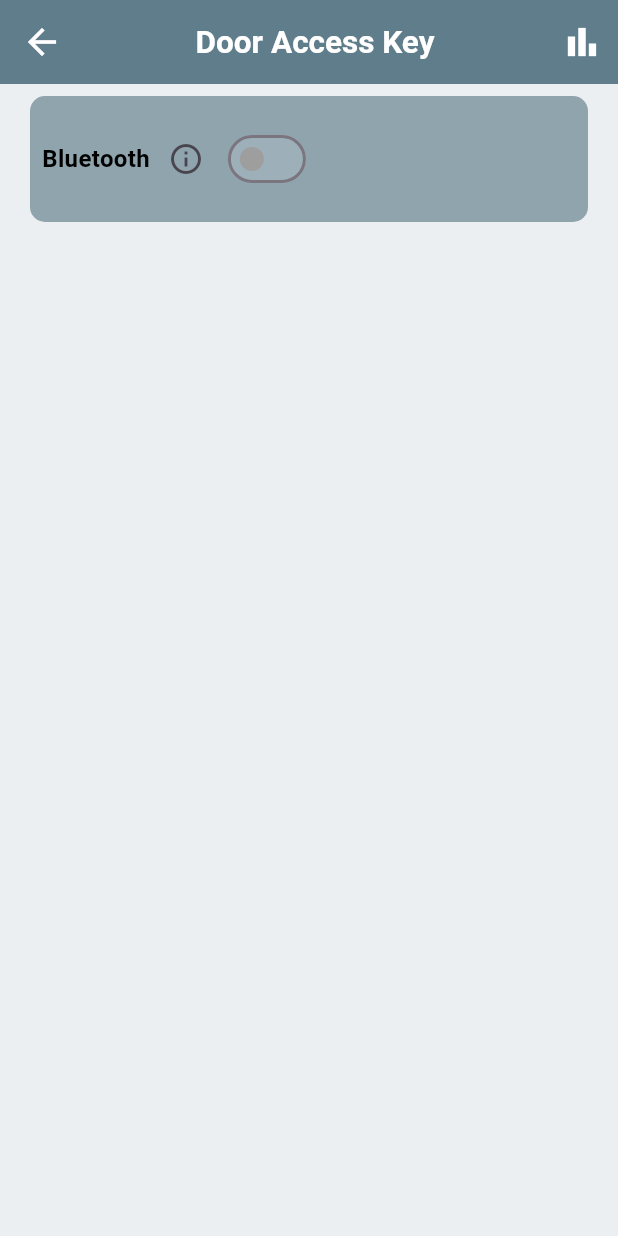
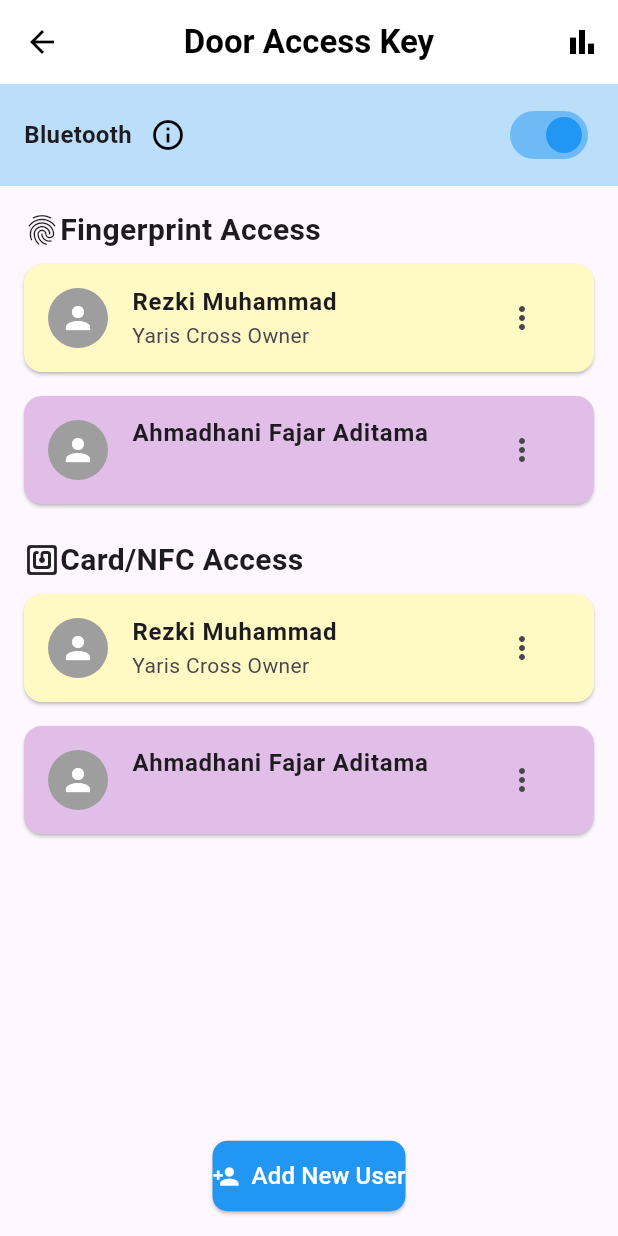
Before and after one commit to ahmadhaniFajarAditama/register_id, a Flutter app: the screen it shows after launch, on a phone screen of 412 x 824 dp. Run offline on Flutter 3.47's test engine with Material 3 defaults, Android fonts, the phone set to English and light mode, and no system bars; our stand-ins replace flutter_bloc; missing offline and left inert: d_input.

Commit message:
edit halaman 1

```diff
--- /dev/null
+++ b/lib/bloc/user_bloc.dart
@@ -0,0 +1,20 @@
+import 'package:flutter/material.dart';
+import 'package:flutter_bloc/flutter_bloc.dart';
+import 'package:register_id/models/user.dart';
+
+part 'user_event.dart';
+part 'user_state.dart';
+
+class UserBloc extends Bloc<UserEvent, UserState> {
+  UserBloc() : super(const UserInitial([])) {
+    on<OnAddUser>((event, emit) {
+      User newUser = event.newUser;
+      emit(
+        UserAdded(
+          [...state.users,newUser],
+        ),
+      );
+    }
+    );
+  }
+}
--- /dev/null
+++ b/lib/bloc/user_event.dart
@@ -0,0 +1,10 @@
+part of 'user_bloc.dart';
+
+@immutable
+sealed class UserEvent {}
+
+class OnAddUser extends UserEvent{
+  final User newUser;
+
+  OnAddUser(this.newUser);
+}
--- a/lib/main.dart
+++ b/lib/main.dart
@@ -1,5 +1,6 @@
 import 'package:flutter/material.dart';
 import 'package:register_id/home.dart';
+import 'package:register_id/pages/user_page.dart';
 
 void main() {
   runApp(const MyApp());
@@ -32,7 +33,7 @@ class MyApp extends StatelessWidget {
         colorScheme: ColorScheme.fromSeed(seedColor: Colors.deepPurple),
         useMaterial3: true,
       ),
-      home: const Register(),
+      home: UserPage(),
     );
   }
 }
--- /dev/null
+++ b/lib/models/user.dart
@@ -0,0 +1,6 @@
+class User {
+  // final String name;
+  // final String car;
+
+  // Todo(this.name, this.car);
+}
--- /dev/null
+++ b/lib/pages/user_page.dart
@@ -0,0 +1,149 @@
+import 'package:flutter/material.dart';
+import 'package:register_id/widgets/user_card.dart';
+
+class UserPage extends StatefulWidget {
+  const UserPage({super.key});
+
+  @override
+  State<UserPage> createState() => _UserPageState();
+}
+
+class _UserPageState extends State<UserPage> {
+  @override
+  Widget build(BuildContext context) {
+     return Scaffold(
+      appBar: AppBar(
+        backgroundColor: Colors.white,
+        elevation: 0,
+        leading: IconButton(
+          icon: const Icon(Icons.arrow_back, color: Colors.black),
+          onPressed: () {},
+        ),
+        title: const Text(
+          'Door Access Key',
+          style: TextStyle(
+            color: Colors.black,
+            fontWeight: FontWeight.bold,
+          ),
+        ),
+        centerTitle: true,
+        actions: [
+          IconButton(
+            icon: const Icon(Icons.bar_chart, color: Colors.black),
+            onPressed: () {},
+          ),
+        ],
+      ),
+      body: Column(
+        children: [
+          // Bluetooth Toggle Section
+          Container(
+            color: Colors.blue.shade100,
+            padding: const EdgeInsets.symmetric(horizontal: 16.0, vertical: 10.0),
+            child: Row(
+              mainAxisAlignment: MainAxisAlignment.spaceBetween,
+              children: [
+                Row(
+                  children: [
+                    const Text(
+                      'Bluetooth',
+                      style: TextStyle(fontWeight: FontWeight.bold, fontSize: 16),
+                    ),
+                    IconButton(
+                      icon: const Icon(Icons.info_outline, color: Colors.black),
+                      onPressed: () {},
+                    ),
+                  ],
+                ),
+                Switch(
+                  value: true,
+                  onChanged: (value) {},
+                  activeColor: Colors.blue,
+                ),
+              ],
+            ),
+          ),
+
+          // Fingerprint Access Section
+          const SizedBox(
+            height: 15.0,
+          ),
+          Expanded(
+            child: ListView(
+              padding: const EdgeInsets.symmetric(horizontal: 16.0),
+              children: [
+                const Row(
+                  children: [
+                    Icon(Icons.fingerprint_rounded),
+                    Text(
+                      'Fingerprint Access',
+                      style: TextStyle(
+                        fontWeight: FontWeight.bold,
+                        fontSize: 20.0
+                      ),
+                    ),
+                  ],
+                ),
+                UserCard(
+                  name: 'Rezki Muhammad',
+                  description: 'Yaris Cross Owner',
+                  color: Colors.yellow.shade100,
+                ),
+                UserCard(
+                  name: 'Ahmadhani Fajar Aditama',
+                  description: '',
+                  color: Colors.purple.shade100,
+                ),
+                const SizedBox(
+                  height: 15.0,
+                ),
+                const Row(
+                  children: [
+                    Icon(Icons.nfc_rounded),
+                    Text(
+                      'Card/NFC Access',
+                      style: TextStyle(
+                        fontWeight: FontWeight.bold,
+                        fontSize: 20.0
+                      ),
+                    ),
+                  ],
+                ),
+                UserCard(
+                  name: 'Rezki Muhammad',
+                  description: 'Yaris Cross Owner',
+                  color: Colors.yellow.shade100,
+                ),
+                UserCard(
+                  name: 'Ahmadhani Fajar Aditama',
+                  description: '',
+                  color: Colors.purple.shade100,
+                ),
+              ],
+            ),
+          ),
+
+          // Add New User Button
+          Padding(
+            padding: const EdgeInsets.all(16.0),
+            child: ElevatedButton.icon(
+              style: ElevatedButton.styleFrom(
+                backgroundColor: Colors.blue,
+                padding: const EdgeInsets.symmetric(vertical: 12.0),
+                shape: RoundedRectangleBorder(
+                  borderRadius: BorderRadius.circular(10.0),
+                ),
+              ),
+              onPressed: () {},
+              icon: const Icon(Icons.person_add, color: Colors.white),
+              label: const Text(
+                'Add New User',
+                style: TextStyle(color: Colors.white, fontSize: 16),
+              ),
+            ),
+          ),
+        ],
+      ),
+    );
+  }
+}
--- /dev/null
+++ b/lib/widgets/user_card.dart
@@ -0,0 +1,68 @@
+import 'package:flutter/material.dart';
+
+class UserCard extends StatelessWidget {
+  final String name;
+  final String description;
+  final Color color;
+
+  const UserCard({
+    required this.name,
+    required this.description,
+    required this.color,
+    super.key,
+  });
+
+  @override
+  Widget build(BuildContext context) {
+    return Card(
+      color: color,
+      margin: const EdgeInsets.symmetric(vertical: 8.0),
+      child: ListTile(
+        leading: const CircleAvatar(
+          backgroundColor: Colors.grey,
+          child: Icon(Icons.person, color: Colors.white),
+        ),
+        title: Text(
+          name,
+          style: const TextStyle(fontWeight: FontWeight.bold),
+        ),
+        subtitle: Text(description),
+        trailing: PopupMenuButton<int>(
+          icon: const Icon(Icons.more_vert),
+          onSelected: (value) {
+            // Handle the selected action
+            if (value == 1) {
+              // Action for Edit
+              print('Edit selected');
+            } else if (value == 2) {
+              // Action for Delete
+              print('Delete selected');
+            }
+          },
+          itemBuilder: (context) => [
+            PopupMenuItem(
+              value: 1,
+              child: Row(
+                children: const [
+                  Icon(Icons.edit, color: Colors.black),
+                  SizedBox(width: 8),
+                  Text('Edit'),
+                ],
+              ),
+            ),
+            PopupMenuItem(
+              value: 2,
+              child: Row(
+                children: const [
+                  Icon(Icons.delete, color: Colors.red),
+                  SizedBox(width: 8),
+                  Text('Delete'),
+                ],
+              ),
+            ),
+          ],
+        ),
+      ),
+    );
+  }
+}
--- a/pubspec.yaml
+++ b/pubspec.yaml
@@ -35,6 +35,10 @@ dependencies:
   # The following adds the Cupertino Icons font to your application.
   # Use with the CupertinoIcons class for iOS style icons.
   cupertino_icons: ^1.0.8
+  d_info: ^0.2.2
+  d_input: ^0.5.1
+  flutter_bloc: ^8.1.6
+  pin_input_text_field: ^4.5.2
 
 dev_dependencies:
   flutter_test:
```
Also changed, not shown: lib/bloc/user_state.dart (added, +16 -0 lines), lib/widgets/input_page.dart (added, +40 -0 lines), pubspec.lock, 1 other file.
